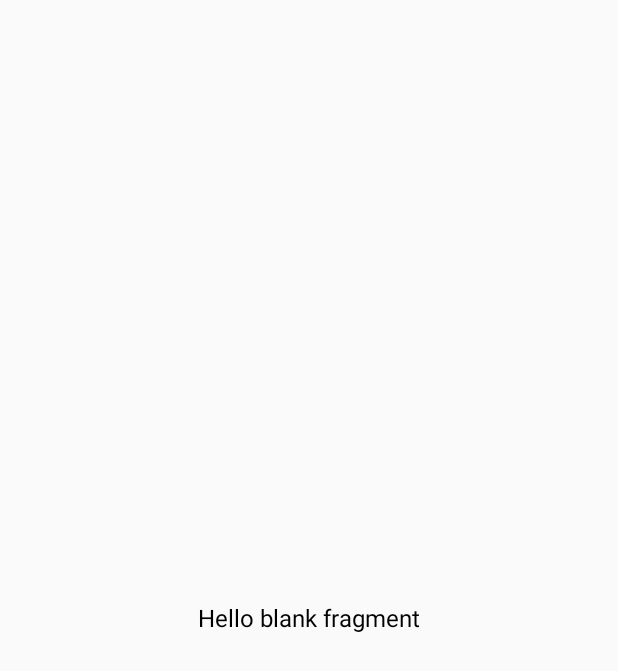
After one commit to FadyFouad/RoomDataBase, an Android app: the layout fragment_view_users.xml on its own in the app's theme, with its tools: preview values and no code run, on a phone screen of 412 x 824 dp. The commit adds this screen. Shown: the top 671 px of the screen. Run offline under Robolectric (Android 15) with nearby library versions, the phone set to English and light mode, and no system bars.

Commit message:
Create View User Fragment

```diff
--- /dev/null
+++ b/app/src/main/res/layout/fragment_view_users.xml
@@ -0,0 +1,18 @@
+<?xml version="1.0" encoding="utf-8"?>
+<FrameLayout xmlns:android="http://schemas.android.com/apk/res/android"
+    xmlns:tools="http://schemas.android.com/tools"
+    android:layout_width="match_parent"
+    android:layout_height="match_parent"
+    tools:context=".ViewUsersFragment">
+
+    <!-- TODO: Update blank fragment layout -->
+    <TextView
+        android:id="@+id/view_users_tv"
+        android:layout_gravity="center"
+        android:textSize="16dp"
+        android:textColor="#000"
+        android:layout_width="wrap_content"
+        android:layout_height="wrap_content"
+        android:text="@string/hello_blank_fragment" />
+
+</FrameLayout>
```
Also changed, not shown: app/src/main/java/com/etatech/roomdatabase/MainFragment.java (+7 -0 lines), app/src/main/java/com/etatech/roomdatabase/UserDao.java (+8 -3 lines), app/src/main/java/com/etatech/roomdatabase/ViewUsersFragment.java (added, +45 -0 lines).
